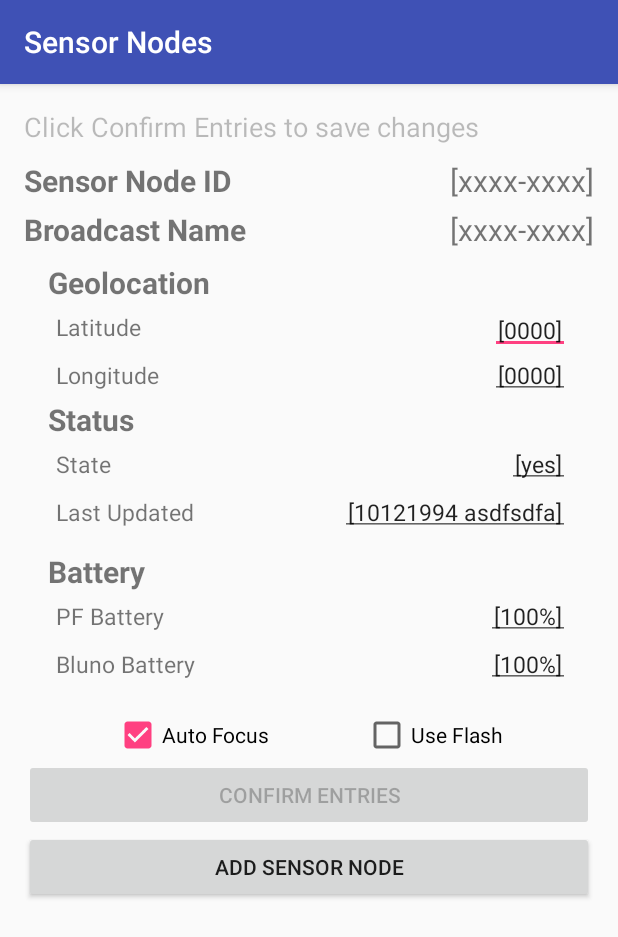
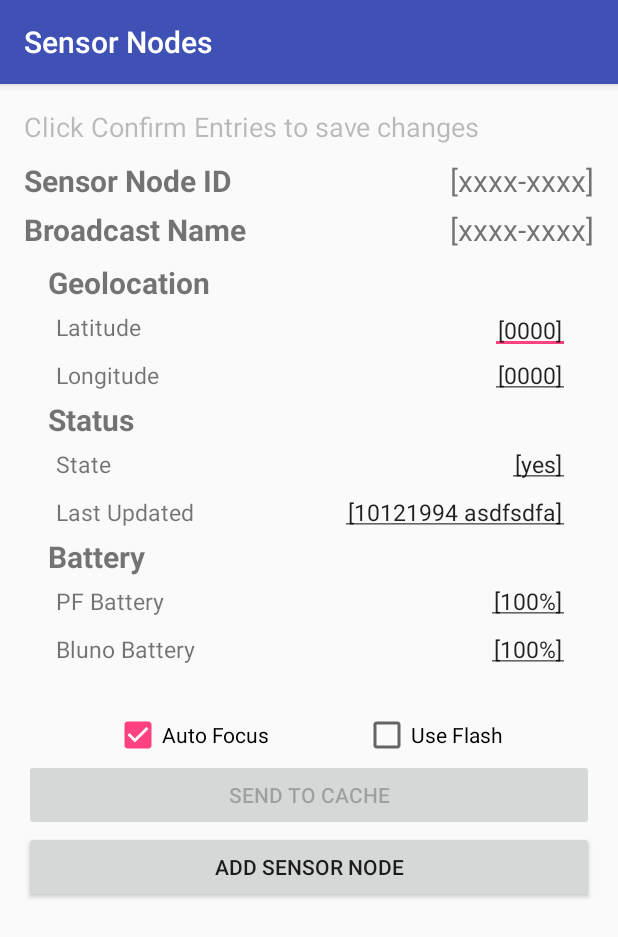
Before and after one commit to JerelynCo/citas-dryad-v2.0, an Android app: the SensorDetailsActivity screen opened directly, with no data from a screen before it, on a phone screen of 412 x 824 dp. Shown: the top 937 px of the screen. Run offline under Robolectric (Android 15) with nearby library versions, the phone set to English and light mode, and no system bars; 10 statements that could not run were skipped.

Commit message:
v1.8.5 added sending of data to cache via QR code scanning. Unexpected hang-up to be addressed

```diff
--- a/Deploy/app/src/main/res/layout/activity_list.xml
+++ b/Deploy/app/src/main/res/layout/activity_list.xml
@@ -48,11 +48,11 @@
             android:textSize="15dp" />
     </RelativeLayout>
 
-    <Button
+<!--    <Button
         android:layout_width="wrap_content"
         android:layout_height="wrap_content"
         android:text="Rescan"
         android:id="@+id/btn_rescan"
         android:onClick="scanSinkNodes"
-        android:layout_gravity="center_horizontal" />
+        android:layout_gravity="center_horizontal" />-->
 </LinearLayout>
--- a/Deploy/app/src/main/res/layout/activity_sensor_details.xml
+++ b/Deploy/app/src/main/res/layout/activity_sensor_details.xml
@@ -201,9 +201,6 @@
                 android:layout_below="@+id/et_state"
                 android:layout_alignParentEnd="true" />
         </RelativeLayout>
-    </LinearLayout>
-
-
         <RelativeLayout
             android:layout_width="wrap_content"
             android:layout_height="wrap_content"
@@ -226,7 +223,7 @@
                 android:layout_width="wrap_content"
                 android:layout_height="wrap_content"
                 android:text="PF Battery"
-            android:id="@+id/lbl_state"
+                android:id="@+id/lbl_pf_battery"
                 android:textSize="15dp"
                 android:layout_below="@+id/lbl_batt"
                 android:layout_alignParentStart="true"
@@ -236,10 +233,10 @@
                 android:layout_width="wrap_content"
                 android:layout_height="wrap_content"
                 android:text="Bluno Battery"
-            android:id="@+id/lbl_timestamp"
+                android:id="@+id/lbl_bl_battery"
                 android:textSize="15dp"
-            android:layout_below="@+id/lbl_state"
-            android:layout_alignStart="@+id/lbl_state"
+                android:layout_below="@+id/lbl_pf_battery"
+                android:layout_alignStart="@+id/lbl_pf_battery"
                 android:padding="5dp" />
 
             <EditText
@@ -248,7 +245,7 @@
                 android:id="@+id/et_pf_batt"
                 android:textSize="15dp"
                 android:text="[100%]"
-            android:layout_above="@+id/lbl_timestamp"
+                android:layout_above="@+id/lbl_bl_battery"
                 android:layout_alignParentEnd="true"
                 android:padding="5dp" />
 
@@ -258,10 +255,12 @@
                 android:id="@+id/et_bl_batt"
                 android:textSize="15dp"
                 android:text="[100%]"
-            android:layout_alignBottom="@+id/lbl_timestamp"
+                android:layout_alignBottom="@+id/lbl_bl_battery"
                 android:layout_alignEnd="@+id/et_pf_batt"
                 android:padding="5dp" />
         </RelativeLayout>
+    </LinearLayout>
+
 
     <RelativeLayout
         android:layout_width="259dp"
@@ -292,11 +291,12 @@
     <Button
         android:layout_width="match_parent"
         android:layout_height="wrap_content"
-        android:text="Confirm Entries"
-        android:id="@+id/accept_QR"
+        android:text="Send to Cache"
+        android:id="@+id/send_to_cache"
+        android:enabled="false"
         android:layout_alignParentBottom="true"
         android:layout_gravity="center_horizontal"
-        android:onClick="confirmQR"
+        android:onClick="sendToCache"
         android:nestedScrollingEnabled="false" />
 
     <Button
```
Also changed, not shown: Deploy/app/src/main/java/ecce/citasdev/deploy/CacheListActivity.java (+7 -6 lines), Deploy/app/src/main/java/ecce/citasdev/deploy/SensorDetailsActivity.java (+32 -7 lines). Lines whose indentation alone changed are shown as unchanged.
